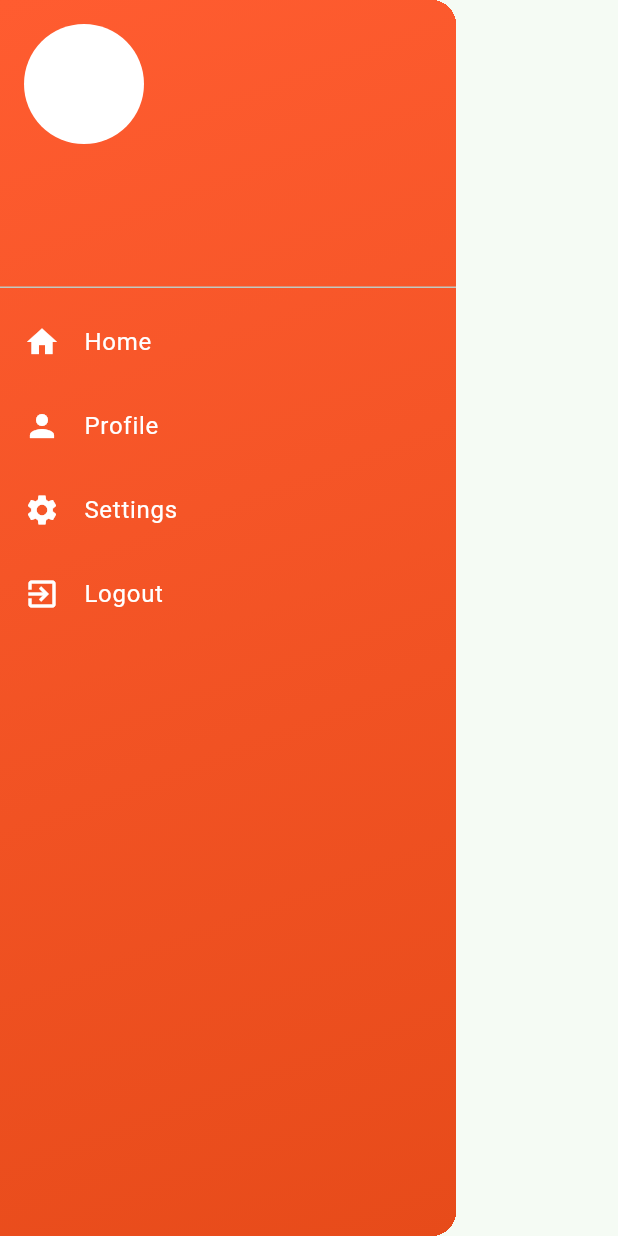
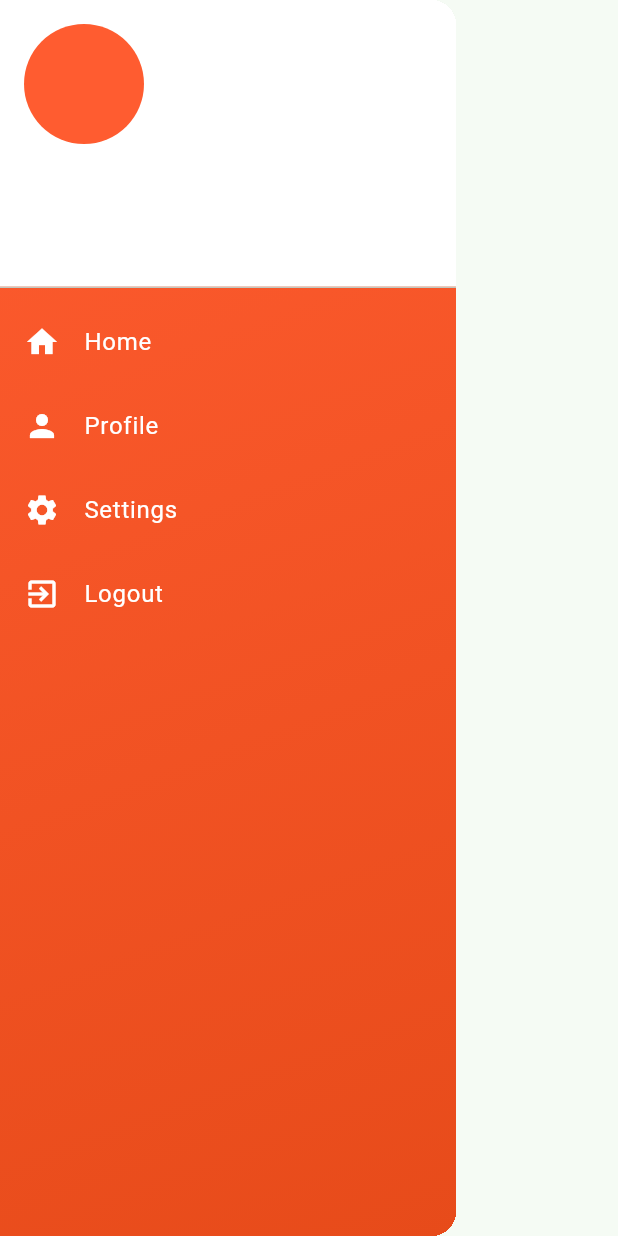
Before and after one commit to thduy161103/ThietKePhanMem, a Flutter app: the MyDrawer widget shown alone on an empty page, opened directly with empty values, on a phone screen of 412 x 824 dp. Run offline on Flutter 3.47's test engine with Material 3 defaults, Android fonts, the phone set to English and light mode, and no system bars; our stand-ins replace dio, firebase_core, firebase_storage, flutter_svg, get, image_picker and 3 more; missing offline and left inert: coupon_uikit; accounts and stored records are empty; network calls fail.

Commit message:
KietNVT
fix several things

```diff
--- a/lib/main.dart
+++ b/lib/main.dart
@@ -1,4 +1,5 @@
 import 'package:flutter/material.dart';
+import 'package:musicapp/screens/homepage.dart';
 //import 'package:musicapp/screens/drawer.dart';
 //import 'package:musicapp/home.dart';
 //import 'package:musicapp/screens/otppage.dart';
@@ -48,7 +49,7 @@ class _MyAppState extends State<MyApp> {
         ),
         useMaterial3: true,
       ),
-      home: signInPage(), // Set the home to QuizScreen for testing
+      home: HomePage(), // Set the home to QuizScreen for testing
       //home: widget.isLoggin ? HomePage() : signInPage(),
     );
   }
--- a/lib/models/user.dart
+++ b/lib/models/user.dart
@@ -9,7 +9,7 @@ class User {
   final String sex;
   final String facebook;
   final String role;
-  final String otp;
+  final String? otp;
 
   User({
     required this.fullName,
@@ -22,7 +22,7 @@ class User {
     required this.sex,
     required this.facebook,
     required this.role,
-    required this.otp,
+    this.otp,
   });
 
   factory User.fromJson(Map<String, dynamic> json) {
--- a/lib/screens/drawer.dart
+++ b/lib/screens/drawer.dart
@@ -21,24 +21,25 @@ class MyDrawer extends StatelessWidget {
               height: 200,
               child: DrawerHeader(
                 decoration: BoxDecoration(
-                  color: Colors.transparent,
+                  color: Colors.white,
+                  // Removed the borderRadius
                 ),
                 child: Column(
                   crossAxisAlignment: CrossAxisAlignment.start,
                   children: [
                     CircleAvatar(
                       radius: 40,
-                      backgroundColor: Colors.white,
+                      backgroundColor: Color(0xFFff5c30),
                       child: Text(
                         user.username.isNotEmpty ? user.username[0].toUpperCase() : '',
-                        style: TextStyle(fontSize: 40.0, color: Color(0xFFff5c30)),
+                        style: TextStyle(fontSize: 40.0, color: Colors.white),
                       ),
                     ),
                     SizedBox(height: 10),
                     Text(
                       user.username,
                       style: TextStyle(
-                        color: Colors.white,
+                        color: Colors.black,
                         fontSize: 18,
                         fontWeight: FontWeight.bold,
                       ),
@@ -46,7 +47,7 @@ class MyDrawer extends StatelessWidget {
                     Text(
                       user.email,
                       style: TextStyle(
-                        color: Colors.white,
+                        color: Colors.black54,
                         fontSize: 14,
                       ),
                     ),
--- a/lib/screens/homepage.dart
+++ b/lib/screens/homepage.dart
@@ -148,6 +148,7 @@ class _HomePageState extends State<HomePage> {
                               borderRadius: BorderRadius.circular(15),
                             ),
                             elevation: 4,
+                            color: Colors.white, // Add this line to set the background color to white
                             child: Column(
                               children: [
                                 ClipRRect(
@@ -224,7 +225,10 @@ class _HomePageState extends State<HomePage> {
                                     alignment: Alignment.centerRight,
                                     child: ElevatedButton(
                                       onPressed: () => _onEventTap(event),
-                                      child: Text('Xem chi tiết'),
+                                      child: Text(
+                                        'Xem chi tiết',
+                                        style: TextStyle(color: Colors.white), // Add this line to set the text color to white
+                                      ),
                                       style: ElevatedButton.styleFrom(
                                         backgroundColor: Color(0xFFff5c30),
                                         shape: RoundedRectangleBorder(
```
